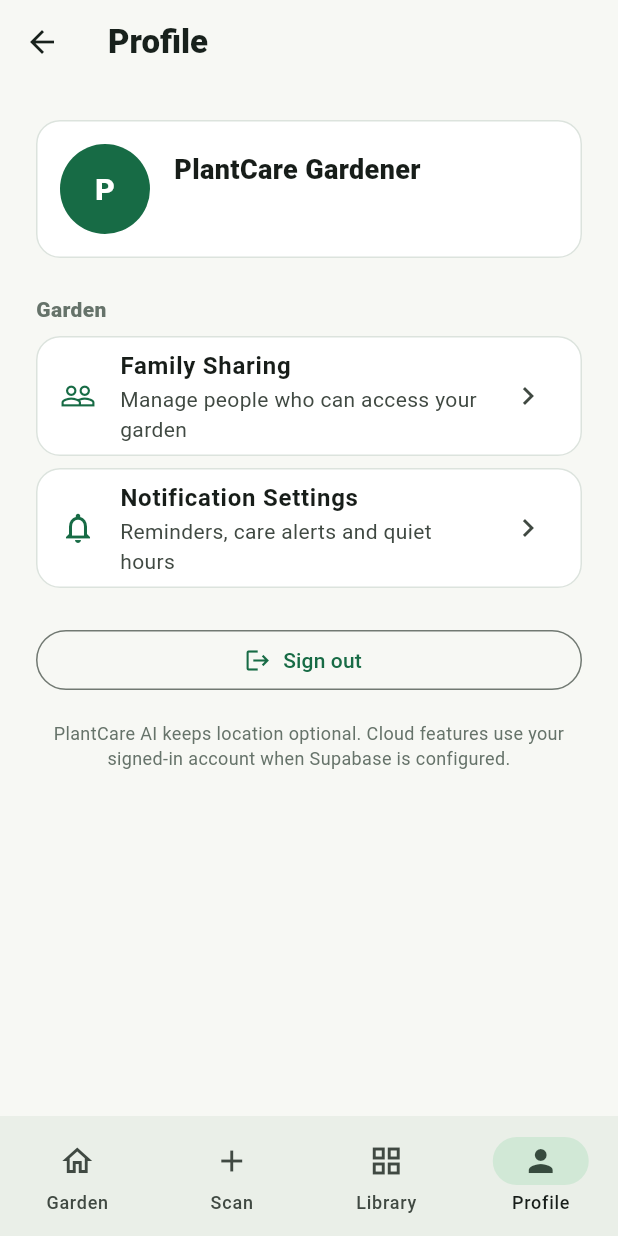
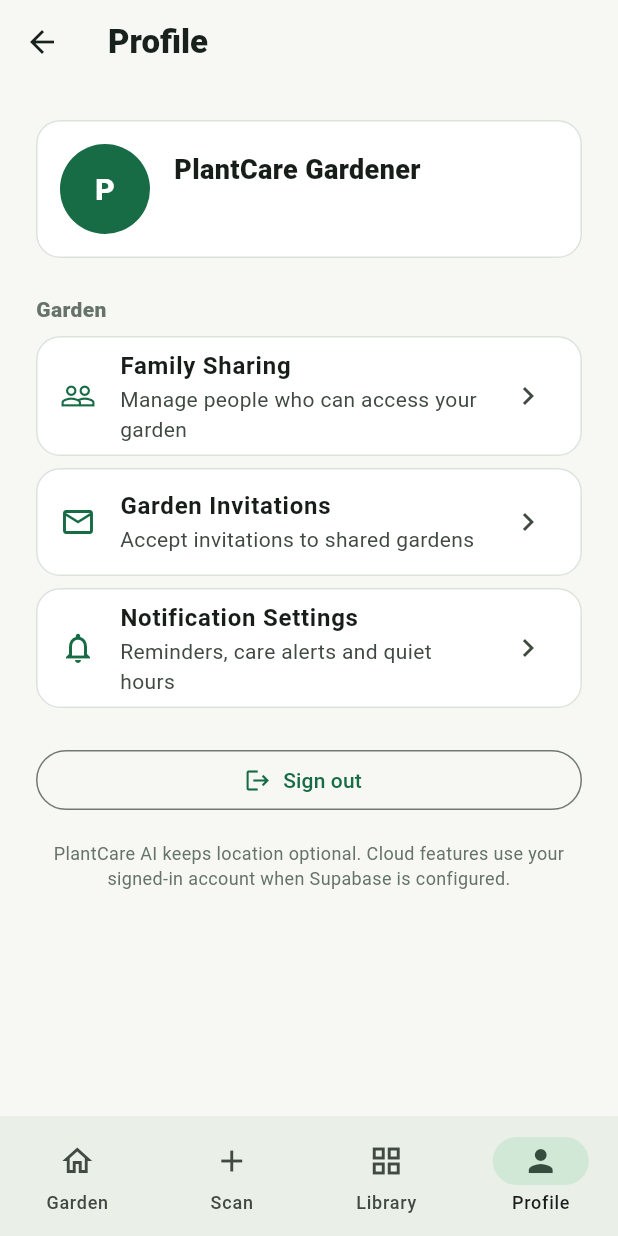
Before and after one commit to antony916/plant-disease-detection-cnn, a Flutter app: the ProfileScreen screen opened by its route, on a phone screen of 412 x 824 dp. Run offline on Flutter 3.47's test engine with Material 3 defaults, Android fonts, the phone set to English and light mode, and no system bars; our stand-ins replace firebase_core, firebase_messaging, image_picker, supabase_flutter; accounts and stored records are empty; statements that could not run were skipped.

Commit message:
Add family invitation entry point

```diff
--- a/mobile/lib/features/profile/profile_screen.dart
+++ b/mobile/lib/features/profile/profile_screen.dart
@@ -131,6 +131,27 @@
               Card(
                 child: ListTile(
                   leading: const Icon(
+                    Icons.mail_outline,
+                    color: PlantCareColors.primary,
+                  ),
+                  title: const Text(
+                    'Garden Invitations',
+                    style: TextStyle(fontWeight: FontWeight.w700),
+                  ),
+                  subtitle: const Text(
+                    'Accept invitations to shared gardens',
+                  ),
+                  trailing: const Icon(Icons.chevron_right),
+                  onTap: () => Navigator.pushNamed(
+                    context,
+                    AppRouter.familyInvites,
+                  ),
+                ),
+              ),
+              const SizedBox(height: PlantCareSpacing.sm),
+              Card(
+                child: ListTile(
+                  leading: const Icon(
                     Icons.notifications_outlined,
                     color: PlantCareColors.primary,
                   ),
```
